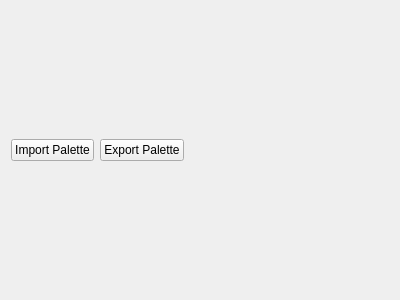
This is RetroEDv2/tools/paletteeditor.ui in RSDKModding/RetroED as Qt 5 draws it before an edit. The edited form follows.
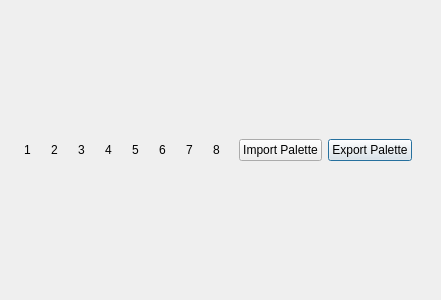
This is the edited form.

Patch:
```diff
--- a/RetroEDv2/tools/paletteeditor.ui
+++ b/RetroEDv2/tools/paletteeditor.ui
@@ -1,7 +1,7 @@
 <?xml version="1.0" encoding="UTF-8"?>
 <ui version="4.0">
  <class>PaletteEditor</class>
- <widget class="QWidget" name="PaletteEditor">
+ <widget class="QDialog" name="PaletteEditor">
   <property name="geometry">
    <rect>
     <x>0</x>
@@ -14,17 +14,104 @@
    <string>Form</string>
   </property>
   <layout class="QGridLayout" name="gridLayout">
-   <item row="1" column="0" colspan="3">
+   <item row="1" column="6">
+    <widget class="QToolButton" name="bank6">
+     <property name="text">
+      <string>6</string>
+     </property>
+     <property name="autoRaise">
+      <bool>true</bool>
+     </property>
+    </widget>
+   </item>
+   <item row="1" column="5">
+    <widget class="QToolButton" name="bank5">
+     <property name="text">
+      <string>5</string>
+     </property>
+     <property name="autoRaise">
+      <bool>true</bool>
+     </property>
+    </widget>
+   </item>
+   <item row="2" column="0" colspan="21">
     <layout class="QHBoxLayout" name="widgetLayout"/>
    </item>
-   <item row="0" column="0">
+   <item row="1" column="4">
+    <widget class="QToolButton" name="bank4">
+     <property name="text">
+      <string>4</string>
+     </property>
+     <property name="autoRaise">
+      <bool>true</bool>
+     </property>
+    </widget>
+   </item>
+   <item row="1" column="7">
+    <widget class="QToolButton" name="bank7">
+     <property name="text">
+      <string>7</string>
+     </property>
+     <property name="autoRaise">
+      <bool>true</bool>
+     </property>
+    </widget>
+   </item>
+   <item row="1" column="8">
+    <widget class="QToolButton" name="bank8">
+     <property name="text">
+      <string>8</string>
+     </property>
+     <property name="autoRaise">
+      <bool>true</bool>
+     </property>
+    </widget>
+   </item>
+   <item row="1" column="3">
+    <widget class="QToolButton" name="bank3">
+     <property name="text">
+      <string>3</string>
+     </property>
+     <property name="autoRaise">
+      <bool>true</bool>
+     </property>
+    </widget>
+   </item>
+   <item row="1" column="2">
+    <widget class="QToolButton" name="bank2">
+     <property name="text">
+      <string>2</string>
+     </property>
+     <property name="autoRaise">
+      <bool>true</bool>
+     </property>
+    </widget>
+   </item>
+   <item row="1" column="1">
+    <widget class="QToolButton" name="bank1">
+     <property name="text">
+      <string>1</string>
+     </property>
+     <property name="autoRaise">
+      <bool>true</bool>
+     </property>
+    </widget>
+   </item>
+   <item row="1" column="14" colspan="4">
+    <widget class="QPushButton" name="exportPal">
+     <property name="text">
+      <string>Export Palette</string>
+     </property>
+    </widget>
+   </item>
+   <item row="1" column="10" colspan="4">
     <widget class="QPushButton" name="importPal">
      <property name="text">
       <string>Import Palette</string>
      </property>
     </widget>
    </item>
-   <item row="0" column="2">
+   <item row="1" column="18">
     <spacer name="horizontalSpacer">
      <property name="orientation">
       <enum>Qt::Horizontal</enum>
@@ -37,13 +124,6 @@
      </property>
     </spacer>
    </item>
-   <item row="0" column="1">
-    <widget class="QPushButton" name="exportPal">
-     <property name="text">
-      <string>Export Palette</string>
-     </property>
-    </widget>
-   </item>
   </layout>
  </widget>
  <resources/>
```
